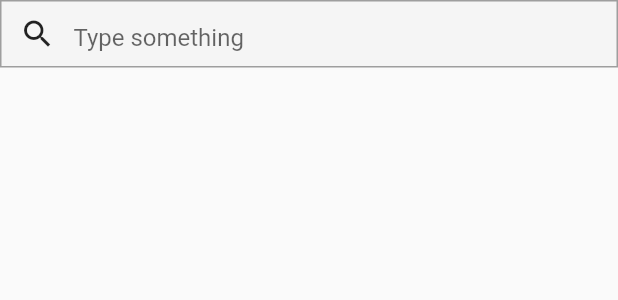
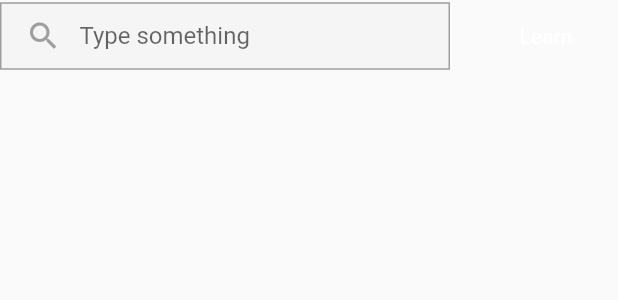
Before and after one commit to Luis020-hub/Interface-Responsiva, a Flutter app: the WebAppBarResponsiveContent widget shown alone on an empty page, opened directly, on a phone screen of 412 x 824 dp. Shown: the top 300 px of the screen. Run offline on Flutter 3.47's test engine with Material 2 defaults, Android fonts, the phone set to English and light mode, and no system bars.

```diff
--- /dev/null
+++ b/lib/breakpoints.dart
@@ -0,0 +1 @@
+const mobileBreakPoint = 700;
--- a/lib/main.dart
+++ b/lib/main.dart
@@ -12,7 +12,7 @@ class MyApp extends StatelessWidget {
   Widget build(BuildContext context) {
     return MaterialApp(
       debugShowCheckedModeBanner: false,
-      title: 'Flutter Demo',
+      title: 'Flutter',
       theme: ThemeData(
         primarySwatch: Colors.blue,
       ),
--- a/lib/pages/home/HomePage.dart
+++ b/lib/pages/home/HomePage.dart
@@ -3,6 +3,8 @@
 import 'package:flutter/material.dart';
 import 'package:responsive/pages/home/widgets/app_bar/mobile_app_bar.dart';
 import 'package:responsive/pages/home/widgets/app_bar/web_app.bar.dart';
+
+import '../../breakpoints.dart';
 
 class HomePage extends StatelessWidget {
   const HomePage({super.key});
@@ -12,7 +14,7 @@ class HomePage extends StatelessWidget {
     return LayoutBuilder(
       builder: (BuildContext context, BoxConstraints constraints) {
         return Scaffold(
-          appBar: constraints.minWidth < 800
+          appBar: constraints.minWidth < mobileBreakPoint
               ? const PreferredSize(
                   preferredSize: Size(double.infinity, 56),
                   child: MobileAppBar(),
@@ -21,7 +23,7 @@ class HomePage extends StatelessWidget {
                   preferredSize: Size(double.infinity, 72),
                   child: WebAppBar(),
                 ),
-          drawer: const Drawer(),
+          drawer: constraints.minWidth < mobileBreakPoint ? const Drawer() : null,
         );
       },
     );
--- a/lib/pages/home/widgets/app_bar/web_app_bar_responsive.dart
+++ b/lib/pages/home/widgets/app_bar/web_app_bar_responsive.dart
@@ -18,20 +18,46 @@ class WebAppBarResponsiveContent extends StatelessWidget {
                 ),
                 child: Row(
                   children: [
+                    const SizedBox(width: 4),
                     IconButton(
-                        icon: const Icon(Icons.search), onPressed: () {}),
+                      icon: const Icon(Icons.search),
+                      color: Colors.grey,
+                      onPressed: () {},
+                    ),
                     const Expanded(
                       child: TextField(
                         decoration: InputDecoration(
                           border: InputBorder.none,
                           hintText: 'Type something',
+                          isCollapsed: true,
                         ),
                       ),
-                    )
+                    ),
                   ],
                 ),
               ),
             ),
+            const SizedBox(width: 32),
+            if (constraints.maxWidth >= 400) ...[
+              TextButton(
+                onPressed: () {},
+                child: const Text(
+                  'Learn',
+                  style: TextStyle(color: Colors.white),
+                ),
+              ),
+            ],
+            const SizedBox(width: 8),
+            if (constraints.maxWidth >= 500) ...[
+              TextButton(
+                onPressed: () {},
+                child: const Text(
+                  'Flutter',
+                  style: TextStyle(color: Colors.white),
+                ),
+              ),
+            ],
+            const SizedBox(width: 8),
           ],
         );
       }),
```
